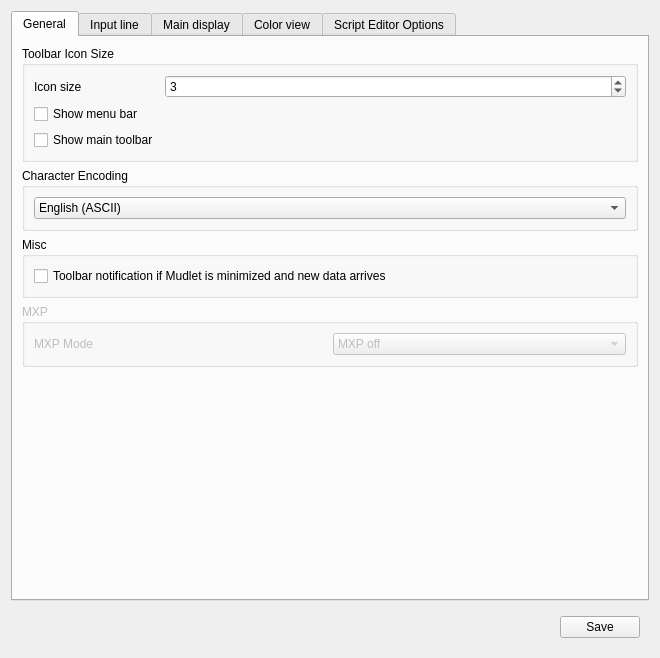
Above: src/ui/profile_preferences.ui from Mudlet/Mudlet before the change. Below: the same form after it.
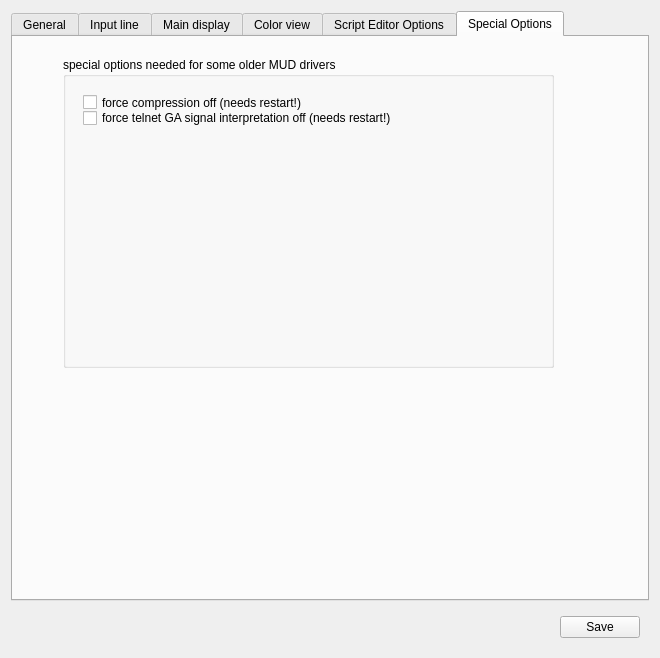
That is the form after the change. The open tabs and pages were chosen to show the change. Icons and pictures are not drawn.

Diff of the .ui file:
```diff
--- a/src/ui/profile_preferences.ui
+++ b/src/ui/profile_preferences.ui
@@ -90,6 +90,9 @@
        </item>
        <item>
         <widget class="QGroupBox" name="groupBox_5">
+         <property name="enabled">
+          <bool>false</bool>
+         </property>
          <property name="title">
           <string>Character Encoding</string>
          </property>
@@ -1227,6 +1230,50 @@
        </item>
       </layout>
      </widget>
+     <widget class="QWidget" name="tab_3">
+      <attribute name="title">
+       <string>Special Options</string>
+      </attribute>
+      <widget class="QGroupBox" name="groupBox_7">
+       <property name="geometry">
+        <rect>
+         <x>50</x>
+         <y>20</y>
+         <width>491</width>
+         <height>311</height>
+        </rect>
+       </property>
+       <property name="title">
+        <string>special options needed for some older MUD drivers</string>
+       </property>
+       <widget class="QCheckBox" name="mFORCE_MCCP_OFF">
+        <property name="geometry">
+         <rect>
+          <x>20</x>
+          <y>30</y>
+          <width>421</width>
+          <height>31</height>
+         </rect>
+        </property>
+        <property name="text">
+         <string>force compression off (needs restart!)</string>
+        </property>
+       </widget>
+       <widget class="QCheckBox" name="mFORCE_GA_OFF">
+        <property name="geometry">
+         <rect>
+          <x>20</x>
+          <y>50</y>
+          <width>421</width>
+          <height>22</height>
+         </rect>
+        </property>
+        <property name="text">
+         <string>force telnet GA signal interpretation off (needs restart!)</string>
+        </property>
+       </widget>
+      </widget>
+     </widget>
     </widget>
    </item>
    <item row="1" column="0">
```
Left out of the diff: 9 changed lines with no effect on the pictures.
